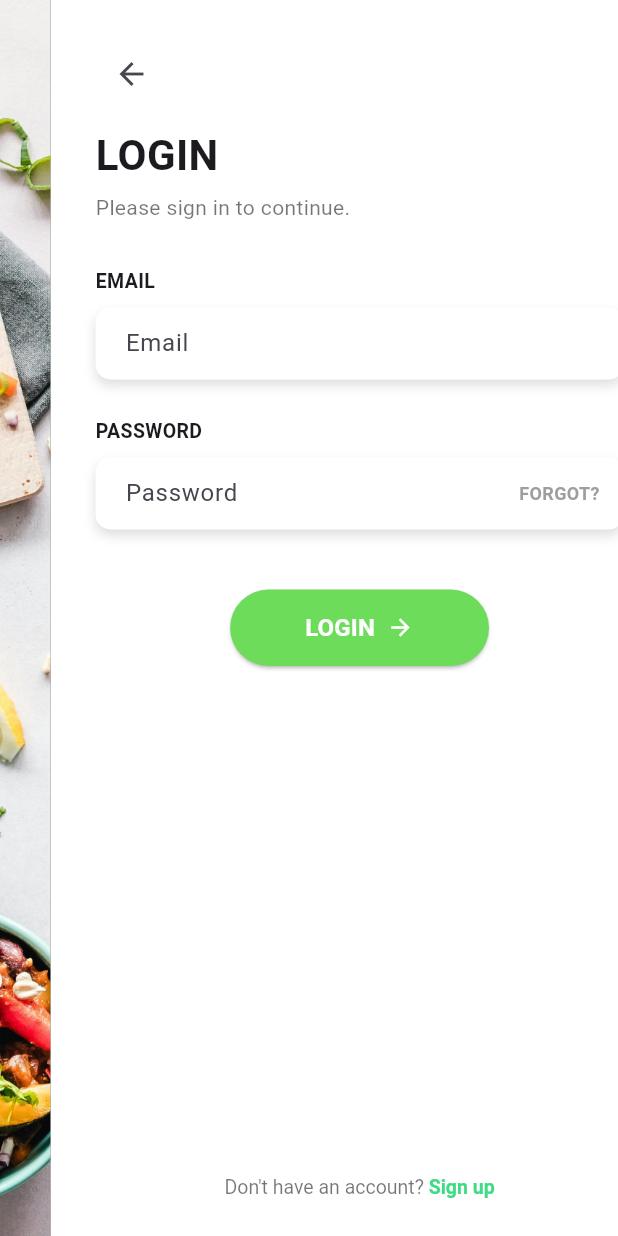
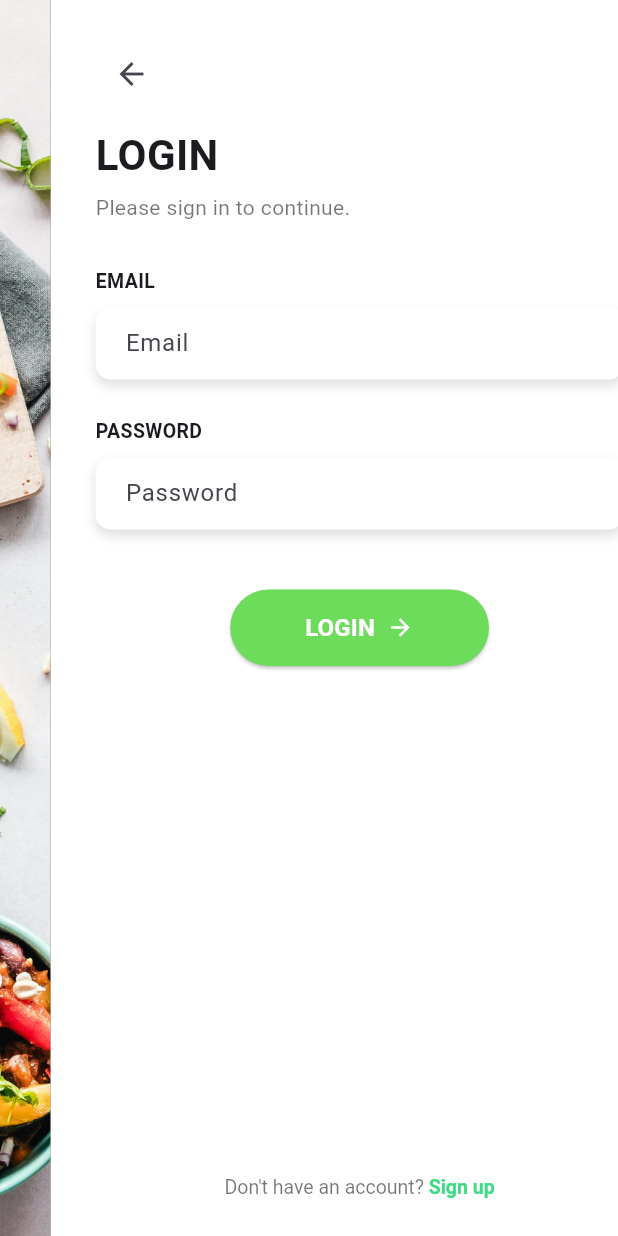
Before and after one commit to SoraP1510/dishup_application_project, a Flutter app: the screen it shows after launch, after a tap on "LOGIN", on a phone screen of 412 x 824 dp. Run offline on Flutter 3.47's test engine with Material 3 defaults, Android fonts, the phone set to English and light mode, and no system bars; our stand-ins replace flutter_dotenv, google_fonts, shared_preferences, table_calendar.

Commit message:
Fix back button

```diff
--- a/lib/activity_page.dart
+++ b/lib/activity_page.dart
@@ -78,6 +78,7 @@ class _ActivityPageState extends State<ActivityPage> {
 
     return Scaffold(
       appBar: AppBar(
+        automaticallyImplyLeading: widget.existingActivity != null,
         title: Text(
             widget.existingActivity != null ? 'Edit Activity' : 'Add Activity'),
         backgroundColor: const Color(0xFF60BC2B),
--- a/lib/login_page.dart
+++ b/lib/login_page.dart
@@ -7,7 +7,6 @@ import 'home_page.dart';
 import 'dart:convert';
 import 'package:shared_preferences/shared_preferences.dart';
 import 'package:flutter_dotenv/flutter_dotenv.dart';
-
 
 class LoginPage extends StatefulWidget {
   const LoginPage({super.key});
@@ -31,8 +30,7 @@ class _LoginPageState extends State<LoginPage> {
       return;
     }
     final baseUrl = dotenv.env['BASE_URL']!;
-    final url = Uri.parse(
-        '$baseUrl/api/login');
+    final url = Uri.parse('$baseUrl/api/login');
 
     try {
       final response = await http.post(
@@ -45,7 +43,7 @@ class _LoginPageState extends State<LoginPage> {
         final data = jsonDecode(response.body);
         final user = data['user'];
 
-        // 🔐 Save user info locally
+        // Save user info locally
         final prefs = await SharedPreferences.getInstance();
         await prefs.setString('userId', user['id']);
         await prefs.setString('userEmail', user['email']);
@@ -158,17 +156,17 @@ class _LoginPageState extends State<LoginPage> {
                       ),
                     ),
                   ),
-                  Padding(
-                    padding: const EdgeInsets.only(right: 16),
-                    child: Text(
-                      'FORGOT?',
-                      style: TextStyle(
-                        fontSize: 12,
-                        fontWeight: FontWeight.bold,
-                        color: Colors.grey[500],
-                      ),
-                    ),
-                  )
+                  // Padding(
+                  //   padding: const EdgeInsets.only(right: 16),
+                  //   child: Text(
+                  //     'FORGOT?',
+                  //     style: TextStyle(
+                  //       fontSize: 12,
+                  //       fontWeight: FontWeight.bold,
+                  //       color: Colors.grey[500],
+                  //     ),
+                  //   ),
+                  // )
                 ],
               ),
               const SizedBox(height: 40),
```
Also changed, not shown: lib/home_page.dart (+0 -31 lines).
